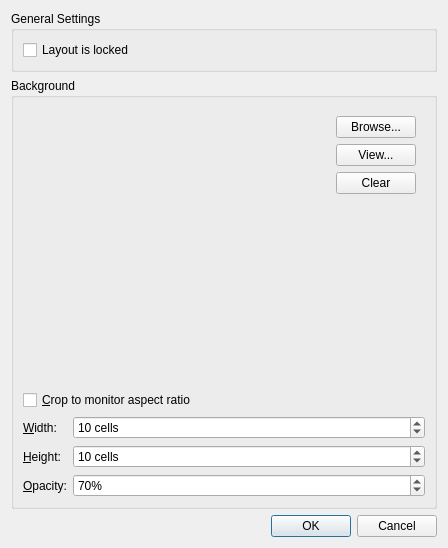
Qt form client/src/ui/dialogs/layout_settings_dialog.ui (networkoptix/nx_open) before a commit.
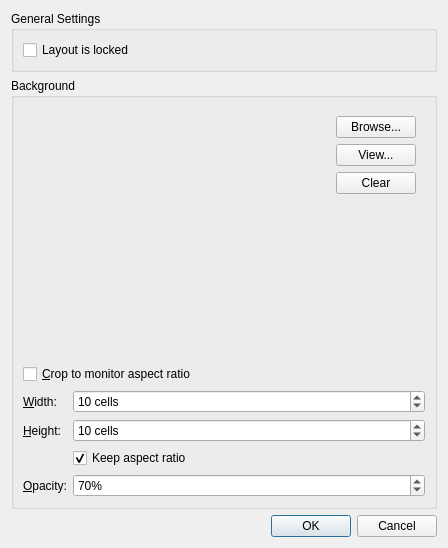
The same form after that commit. Custom widgets are drawn as their Qt base class.

Commit message:
Feature #2142: Add "Keep aspect ratio" flag to layout settings
<==== Mercurial data ====>
Branch: master

The edit to the form file:
```diff
--- a/client/src/ui/dialogs/layout_settings_dialog.ui
+++ b/client/src/ui/dialogs/layout_settings_dialog.ui
@@ -35,7 +35,7 @@
      <property name="title">
       <string>Background</string>
      </property>
-     <layout class="QVBoxLayout" name="verticalLayout_4">
+     <layout class="QVBoxLayout" name="verticalLayout_4" stretch="1,0,0">
       <item>
        <widget class="QStackedWidget" name="stackedWidget">
         <property name="currentIndex">
@@ -224,7 +224,7 @@
           </property>
          </widget>
         </item>
-        <item row="2" column="0">
+        <item row="3" column="0">
          <widget class="QLabel" name="opacityLabel">
           <property name="text">
            <string>&amp;Opacity:</string>
@@ -234,7 +234,7 @@
           </property>
          </widget>
         </item>
-        <item row="2" column="1">
+        <item row="3" column="1">
          <widget class="QSpinBox" name="opacitySpinBox">
           <property name="correctionMode">
            <enum>QAbstractSpinBox::CorrectToNearestValue</enum>
@@ -256,6 +256,16 @@
           </property>
          </widget>
         </item>
+        <item row="2" column="1">
+         <widget class="QCheckBox" name="keepAspectRatioCheckBox">
+          <property name="text">
+           <string>Keep aspect ratio</string>
+          </property>
+          <property name="checked">
+           <bool>true</bool>
+          </property>
+         </widget>
+        </item>
        </layout>
       </item>
      </layout>
```
The commit also changes 2 other files.
